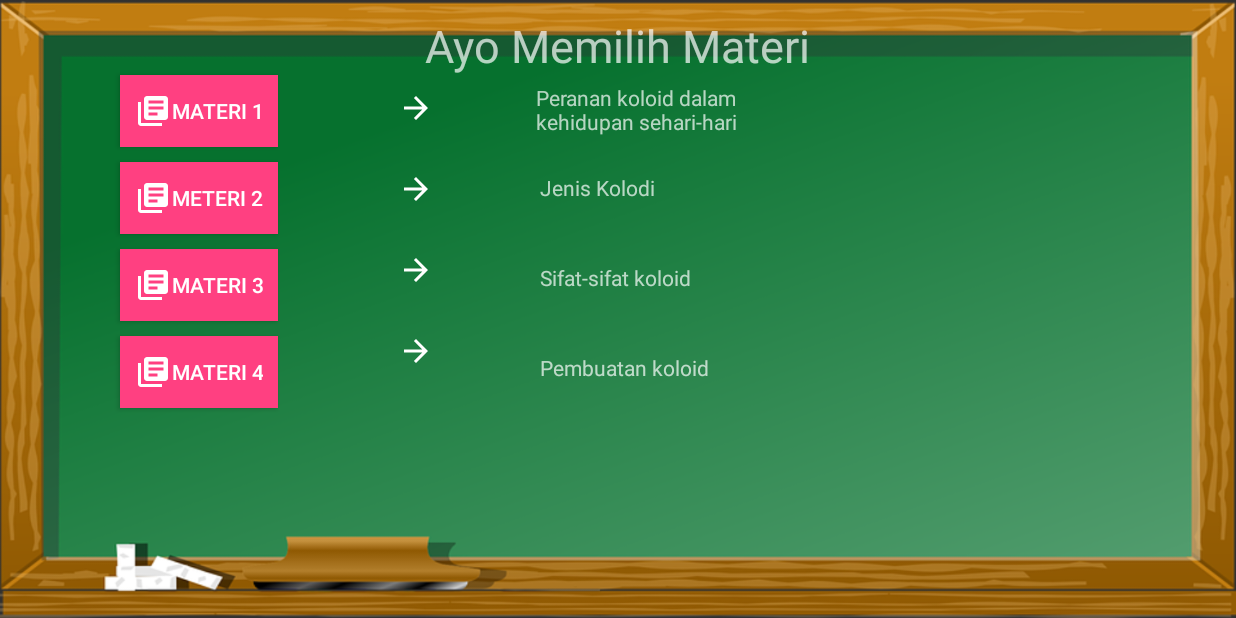
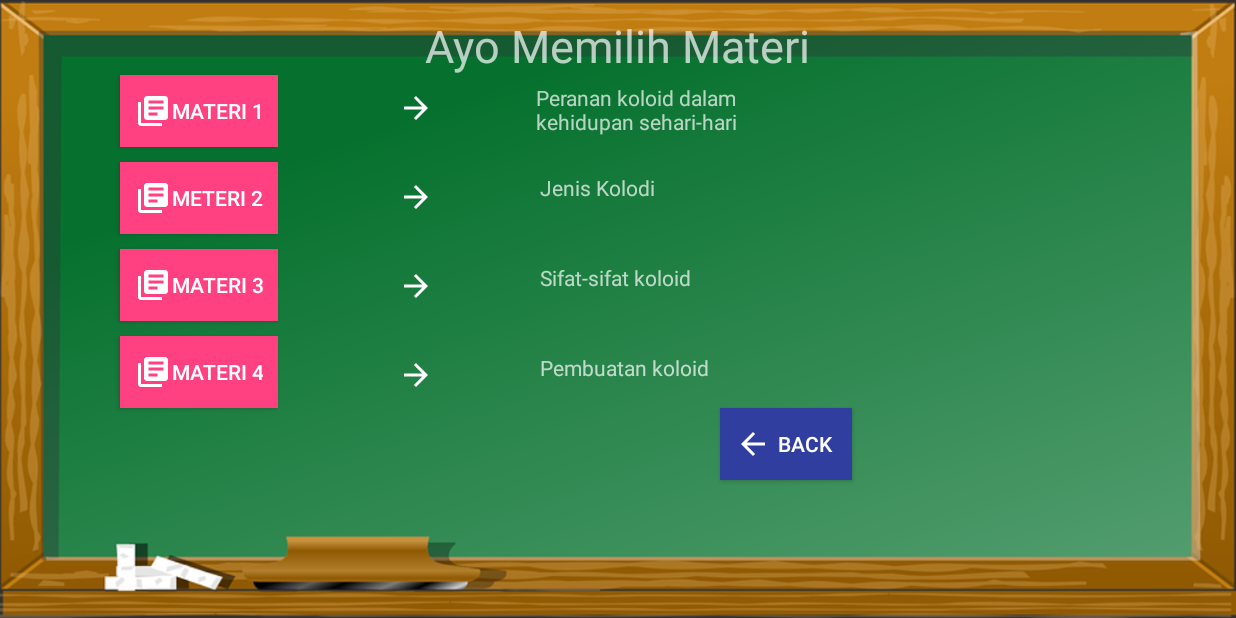
Before and after one commit to nandawawank/KimOnDroid, an Android app: the MateriActivity screen opened directly, with no data from a screen before it, on a phone screen of 824 x 412 dp (held sideways). Run offline under Robolectric (Android 15) with nearby library versions, the phone set to English and light mode, and no system bars.

Commit message:
Menambahkan menu-menu materi

```diff
--- /dev/null
+++ b/app/src/main/res/drawable/back.xml
@@ -0,0 +1,9 @@
+<vector xmlns:android="http://schemas.android.com/apk/res/android"
+        android:width="24dp"
+        android:height="24dp"
+        android:viewportWidth="24.0"
+        android:viewportHeight="24.0">
+    <path
+        android:fillColor="#FFFFFF"
+        android:pathData="M20,11H7.83l5.59,-5.59L12,4l-8,8 8,8 1.41,-1.41L7.83,13H20v-2z"/>
+</vector>
--- a/app/src/main/res/layout/activity_materi.xml
+++ b/app/src/main/res/layout/activity_materi.xml
@@ -26,7 +26,8 @@
         android:padding="10dp"
         android:drawableLeft="@drawable/materi"
         android:background="@color/colorAccent"
-        android:text="@string/materi_1"/>
+        android:text="@string/materi_1"
+        android:onClick="funcMateriOne"/>
 
     <ImageView
         android:id="@+id/right_icon"
@@ -59,13 +60,13 @@
         android:drawableLeft="@drawable/materi"
         android:background="@color/colorAccent"
         android:text="@string/meteri_2"
-        />
+        android:onClick="funcMateriTwo"/>
 
     <ImageView
         android:id="@+id/right_iconTwo"
         android:layout_width="wrap_content"
         android:layout_height="wrap_content"
-        android:layout_marginTop="30dp"
+        android:layout_marginTop="35dp"
         android:layout_marginLeft="80dp"
         android:layout_toRightOf="@id/buttonMateriTwo"
         android:layout_below="@id/right_icon"
@@ -94,13 +95,14 @@
         android:layout_below="@id/buttonMateriTwo"
         android:drawableLeft="@drawable/materi"
         android:background="@color/colorAccent"
-        android:text="@string/materi_3"/>
+        android:text="@string/materi_3"
+        android:onClick="funcMateriThre"/>
 
     <ImageView
         android:id="@+id/right_iconThree"
         android:layout_width="wrap_content"
         android:layout_height="wrap_content"
-        android:layout_marginTop="30dp"
+        android:layout_marginTop="35dp"
         android:layout_marginLeft="80dp"
         android:layout_toRightOf="@id/buttonMateriThree"
         android:layout_below="@id/right_iconTwo"
@@ -130,13 +132,13 @@
         android:drawableLeft="@drawable/materi"
         android:background="@color/colorAccent"
         android:text="@string/materi_4"
-        />
+        android:onClick="funcMateriFour"/>
 
     <ImageView
         android:id="@+id/right_iconFour"
         android:layout_width="wrap_content"
         android:layout_height="wrap_content"
-        android:layout_marginTop="30dp"
+        android:layout_marginTop="35dp"
         android:layout_marginLeft="80dp"
         android:layout_toRightOf="@id/buttonMateriFour"
         android:layout_below="@id/right_iconThree"
@@ -155,4 +157,16 @@
         android:text="@string/pembuatan_koloid"
         />
 
+    <Button
+        android:id="@+id/buttonBack"
+        android:layout_width="wrap_content"
+        android:layout_height="wrap_content"
+        android:background="@color/colorPrimaryDark"
+        android:layout_marginLeft="480dp"
+        android:drawableLeft="@drawable/back"
+        android:padding="10dp"
+        android:text="Back"
+        android:layout_below="@+id/buttonMateriFour"
+        android:onClick="funcBack"/>
+
 </RelativeLayout>
```
Also changed, not shown: app/src/main/AndroidManifest.xml (+9 -3 lines), app/src/main/java/com/madwak/kimondroid/MateriActivity.java (+34 -0 lines), app/src/main/java/com/madwak/kimondroid/MateriFourActivity.java (added, +13 -0 lines), app/src/main/java/com/madwak/kimondroid/MateriOneActivity.java (added, +26 -0 lines), app/src/main/java/com/madwak/kimondroid/MateriThreActivity.java (added, +13 -0 lines), app/src/main/java/com/madwak/kimondroid/MateriTwoActivity.java (added, +13 -0 lines), app/src/main/res/layout/activity_materi_four.xml (added, +9 -0 lines), app/src/main/res/layout/activity_materi_one.xml (added, +20 -0 lines), app/src/main/res/layout/activity_materi_thre.xml (added, +9 -0 lines), app/src/main/res/layout/activity_materi_two.xml (added, +9 -0 lines), app/src/main/res/values/strings.xml (+31 -0 lines), app/src/main/res/drawable/imgmateridua.jpg (added), app/src/main/res/drawable/imgmateriempat.jpg (added), app/src/main/res/drawable/imgmaterisatu.jpg (added), 1 more files.
